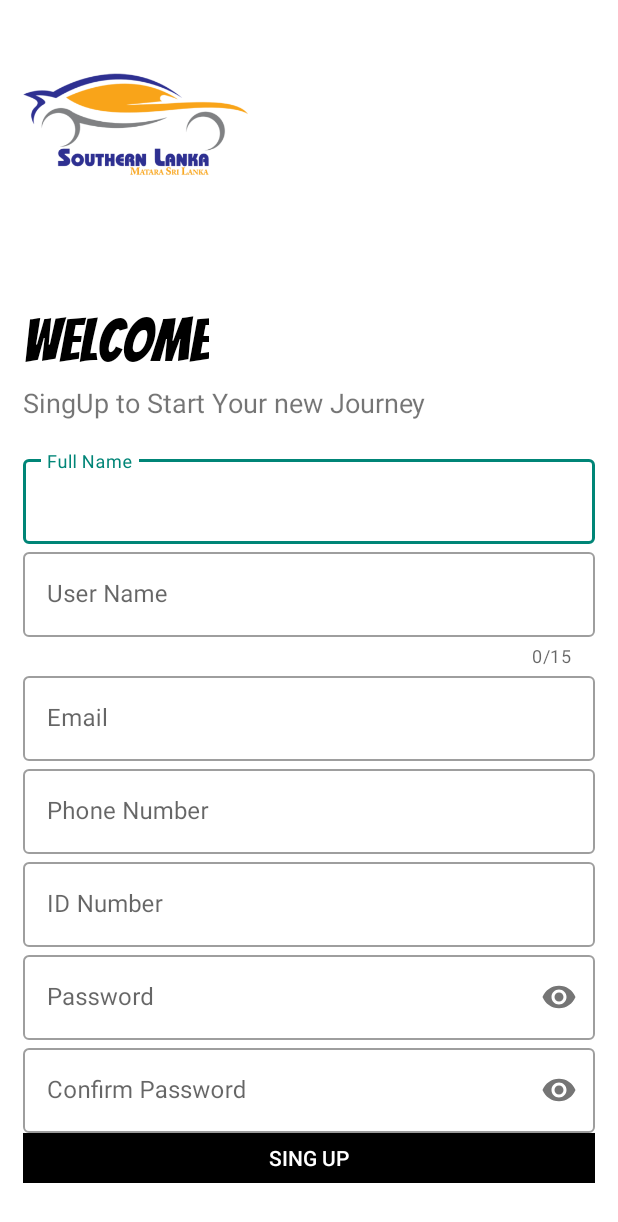
After one commit to BK-KAVIYA/Rent-Car-Mobile-Application, an Android app: the SingUp screen opened directly, with no data from a screen before it, on a phone screen of 412 x 824 dp. The commit adds this screen. Shown: the top 1222 px of the screen. Run offline under Robolectric (Android 15) with nearby library versions, the phone set to English and light mode, and no system bars; Roboto replaces fonts that are not available here.

Commit message:
sing up page

```diff
--- a/app/src/main/AndroidManifest.xml
+++ b/app/src/main/AndroidManifest.xml
@@ -9,7 +9,8 @@
         android:roundIcon="@mipmap/ic_launcher_round"
         android:supportsRtl="true"
         android:theme="@style/AppTheme">
-        <activity android:name=".Login"></activity>
+        <activity android:name=".SingUp"></activity>
+        <activity android:name=".Login" />
         <activity android:name=".Dashboard" />
         <activity android:name=".MainActivity">
             <intent-filter>
--- a/app/src/main/java/com/example/sourthenlankacarrental/Login.java
+++ b/app/src/main/java/com/example/sourthenlankacarrental/Login.java
@@ -2,15 +2,58 @@ package com.example.sourthenlankacarrental;
 
 import androidx.appcompat.app.AppCompatActivity;
 
+import android.app.ActivityOptions;
+import android.content.Intent;
 import android.os.Bundle;
+import android.util.Pair;
+import android.view.View;
 import android.view.WindowManager;
+import android.widget.Button;
+import android.widget.ImageView;
+import android.widget.TextView;
+
+import com.google.android.material.textfield.TextInputLayout;
 
 public class Login extends AppCompatActivity {
 
+    Button callSingup,login_btn;
+    ImageView image;
+    TextView logoText,sloganText;
+    TextInputLayout username,password;
     @Override
     protected void onCreate(Bundle savedInstanceState) {
         super.onCreate(savedInstanceState);
         getWindow().setFlags(WindowManager.LayoutParams.FLAG_FULLSCREEN,WindowManager.LayoutParams.FLAG_FULLSCREEN);
         setContentView(R.layout.activity_login);
+
+        //Hooks
+        callSingup= findViewById(R.id.singup_screen);
+        image= findViewById(R.id.LogiImage);
+        logoText= findViewById(R.id.logo_name);
+        sloganText= findViewById(R.id.slogo_name);
+        username= findViewById(R.id.username);
+        password= findViewById(R.id.password);
+        login_btn= findViewById(R.id.login_btn);
+
+        callSingup.setOnClickListener(new View.OnClickListener() {
+            @Override
+            public void onClick(View v) {
+                Intent intent=new Intent(Login.this,SingUp.class);
+
+                Pair[] pairs=new Pair[7];
+
+                pairs[0]=new Pair<View,String>(image,"logo_image");
+                pairs[1]=new Pair<View,String>(logoText,"logo_text");
+                pairs[2]=new Pair<View,String>(sloganText,"logo_desc");
+                pairs[3]=new Pair<View,String>(username,"user_tran");
+                pairs[4]=new Pair<View,String>(password,"password_tran");
+                pairs[5]=new Pair<View,String>(login_btn,"login_tran");
+                pairs[6]=new Pair<View,String>(callSingup,"button_tran");
+
+                ActivityOptions options=ActivityOptions.makeSceneTransitionAnimation(Login.this,pairs);
+                startActivity(intent,options.toBundle());
+
+            }
+        });
     }
 }
--- /dev/null
+++ b/app/src/main/java/com/example/sourthenlankacarrental/SingUp.java
@@ -0,0 +1,16 @@
+package com.example.sourthenlankacarrental;
+
+import androidx.appcompat.app.AppCompatActivity;
+
+import android.os.Bundle;
+import android.view.WindowManager;
+
+public class SingUp extends AppCompatActivity {
+
+    @Override
+    protected void onCreate(Bundle savedInstanceState) {
+        super.onCreate(savedInstanceState);
+        getWindow().setFlags(WindowManager.LayoutParams.FLAG_FULLSCREEN,WindowManager.LayoutParams.FLAG_FULLSCREEN);
+        setContentView(R.layout.activity_sing_up);
+    }
+}
--- a/app/src/main/res/layout/activity_login.xml
+++ b/app/src/main/res/layout/activity_login.xml
@@ -33,6 +33,7 @@
         android:layout_width="wrap_content"
         android:layout_height="wrap_content"
         android:text="Sing In to Continue"
+        android:transitionName="logo_desc"
         android:textSize="18dp" />
 
     <LinearLayout
@@ -51,7 +52,9 @@
 
             <com.google.android.material.textfield.TextInputEditText
                 android:layout_width="match_parent"
-                android:layout_height="wrap_content"/>
+                android:layout_height="wrap_content"
+                android:transitionName="user_tran"
+                android:inputType="text"/>
 
         </com.google.android.material.textfield.TextInputLayout>
 
@@ -67,7 +70,8 @@
             <com.google.android.material.textfield.TextInputEditText
                 android:layout_width="match_parent"
                 android:layout_height="wrap_content"
-                android:inputType="textPassword"/>
+                android:inputType="textPassword"
+                android:transitionName="password_tran"/>
 
         </com.google.android.material.textfield.TextInputLayout>
 
@@ -80,15 +84,18 @@
             android:elevation="0dp"/>
 
             <Button
+                android:id="@+id/login_btn"
                 android:layout_width="match_parent"
                 android:layout_height="wrap_content"
                 android:text="Login"
                 android:textColor="#fff"
                 android:background="#000"
                 android:layout_marginTop="15dp"
-                android:layout_marginBottom="5dp"/>
+                android:layout_marginBottom="5dp"
+                android:transitionName="button_tran"/>
 
         <Button
+            android:id="@+id/singup_screen"
             android:layout_width="match_parent"
             android:layout_height="wrap_content"
             android:layout_gravity="right"
@@ -96,6 +103,7 @@
             android:textColor="#000"
             android:background="#00000000"
             android:elevation="0dp"
+            android:transitionName="login_tran"
             />
 
 
--- /dev/null
+++ b/app/src/main/res/layout/activity_sing_up.xml
@@ -0,0 +1,166 @@
+<?xml version="1.0" encoding="utf-8"?>
+<LinearLayout xmlns:android="http://schemas.android.com/apk/res/android"
+    xmlns:app="http://schemas.android.com/apk/res-auto"
+    xmlns:tools="http://schemas.android.com/tools"
+    android:layout_width="match_parent"
+    android:layout_height="match_parent"
+    tools:context="com.example.sourthenlankacarrental.SingUp"
+    android:orientation="vertical"
+    android:background="#fff"
+    android:padding="15dp">
+
+    <ImageView
+        android:layout_width="150dp"
+        android:layout_height="150dp"
+        android:src="@drawable/sorthen_lanka_logo"
+        android:transitionName="logo_image"/>
+    <TextView
+        android:transitionName="logo_text"
+        android:layout_width="wrap_content"
+        android:layout_height="wrap_content"
+        android:text="Welcome"
+        android:textSize="40sp"
+        android:fontFamily="@font/bangers"
+        android:layout_marginTop="20dp"
+        android:textColor="#000"/>
+    <TextView
+        android:layout_width="wrap_content"
+        android:layout_height="wrap_content"
+        android:text="SingUp to Start Your new Journey"
+        android:textSize="18sp"
+        android:transitionName="logo_desc"/>
+
+    <LinearLayout
+        android:layout_width="match_parent"
+        android:layout_height="wrap_content"
+        android:orientation="vertical"
+        android:layout_marginTop="20dp"
+        android:layout_marginBottom="20dp">
+
+        <com.google.android.material.textfield.TextInputLayout
+            android:id="@+id/name"
+            android:layout_width="match_parent"
+            android:layout_height="wrap_content"
+            android:hint="Full Name"
+            style="@style/Widget.MaterialComponents.TextInputLayout.OutlinedBox">
+
+            <com.google.android.material.textfield.TextInputEditText
+                android:layout_width="match_parent"
+                android:layout_height="wrap_content"
+                android:inputType="text"/>
+
+
+
+        </com.google.android.material.textfield.TextInputLayout>
+
+        <com.google.android.material.textfield.TextInputLayout
+            android:id="@+id/uname"
+            android:layout_width="match_parent"
+            android:layout_height="wrap_content"
+            android:hint="User Name"
+            app:counterEnabled="true"
+            app:counterMaxLength="15"
+            style="@style/Widget.MaterialComponents.TextInputLayout.OutlinedBox">
+
+            <com.google.android.material.textfield.TextInputEditText
+                android:layout_width="match_parent"
+                android:layout_height="wrap_content"
+                android:inputType="text"
+                android:transitionName="user_tran"/>
+
+        </com.google.android.material.textfield.TextInputLayout>
+
+        <com.google.android.material.textfield.TextInputLayout
+            android:id="@+id/email"
+            android:layout_width="match_parent"
+            android:layout_height="wrap_content"
+            android:hint="Email"
+            style="@style/Widget.MaterialComponents.TextInputLayout.OutlinedBox">
+
+            <com.google.android.material.textfield.TextInputEditText
+                android:layout_width="match_parent"
+                android:layout_height="wrap_content"
+                android:inputType="textEmailAddress"/>
+
+        </com.google.android.material.textfield.TextInputLayout>
+
+        <com.google.android.material.textfield.TextInputLayout
+            android:id="@+id/phonenumber"
+            android:layout_width="match_parent"
+            android:layout_height="wrap_content"
+            android:hint="Phone Number"
+            style="@style/Widget.MaterialComponents.TextInputLayout.OutlinedBox">
+
+            <com.google.android.material.textfield.TextInputEditText
+                android:layout_width="match_parent"
+                android:layout_height="wrap_content"
+                android:inputType="number"/>
+
+        </com.google.android.material.textfield.TextInputLayout>
+
+        <com.google.android.material.textfield.TextInputLayout
+            android:id="@+id/idnumber"
+            android:layout_width="match_parent"
+            android:layout_height="wrap_content"
+            android:hint="ID Number"
+            style="@style/Widget.MaterialComponents.TextInputLayout.OutlinedBox">
+
+            <com.google.android.material.textfield.TextInputEditText
+                android:layout_width="match_parent"
+                android:layout_height="wrap_content"
+                android:inputType="text"/>
+
+        </com.google.android.material.textfield.TextInputLayout>
+
+        <com.google.android.material.textfield.TextInputLayout
+            android:id="@+id/password"
+            android:layout_width="match_parent"
+            android:layout_height="wrap_content"
+            android:hint="Password"
+            app:passwordToggleEnabled="true"
+            style="@style/Widget.MaterialComponents.TextInputLayout.OutlinedBox">
+
+            <com.google.android.material.textfield.TextInputEditText
+                android:layout_width="match_parent"
+                android:layout_height="wrap_content"
+                android:inputType="textPassword"
+                android:transitionName="password_tran"/>
+
+        </com.google.android.material.textfield.TextInputLayout>
+
+        <com.google.android.material.textfield.TextInputLayout
+            android:id="@+id/confirmpassword"
+            android:layout_width="match_parent"
+            android:layout_height="wrap_content"
+            android:hint="Confirm Password"
+            app:passwordToggleEnabled="true"
+            style="@style/Widget.MaterialComponents.TextInputLayout.OutlinedBox">
+
+            <com.google.android.material.textfield.TextInputEditText
+                android:layout_width="match_parent"
+                android:layout_height="wrap_content"
+                android:inputType="textPassword"/>
+
+        </com.google.android.material.textfield.TextInputLayout>
+
+        <Button
+            android:layout_width="match_parent"
+            android:layout_height="wrap_content"
+            android:text="Sing Up"
+            android:background="#000"
+            android:textColor="#fff"
+            android:transitionName="button_tran"/>
+
+        <Button
+            android:layout_width="match_parent"
+            android:layout_height="wrap_content"
+            android:text="Alredy have an account? Login"
+            android:background="#00000000"
+            android:transitionName="login_tran"/>
+
+
+
+    </LinearLayout>
+
+
+</LinearLayout>
```
